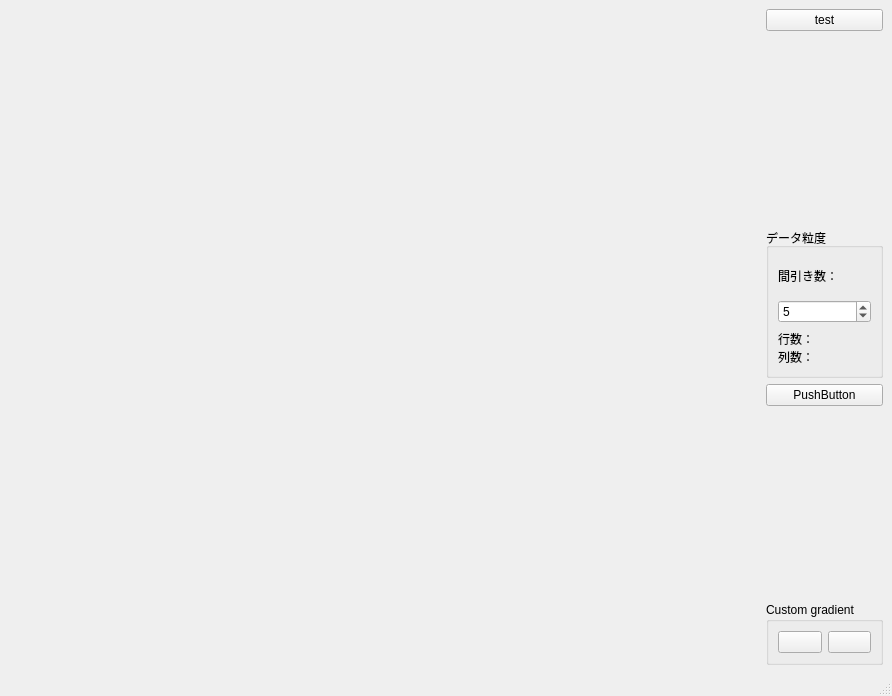
Old version of the form trade_monitor/trade_monitor/gapfill/gapfill_heatmap.ui in the repository takkin-takilog/namake-trader.
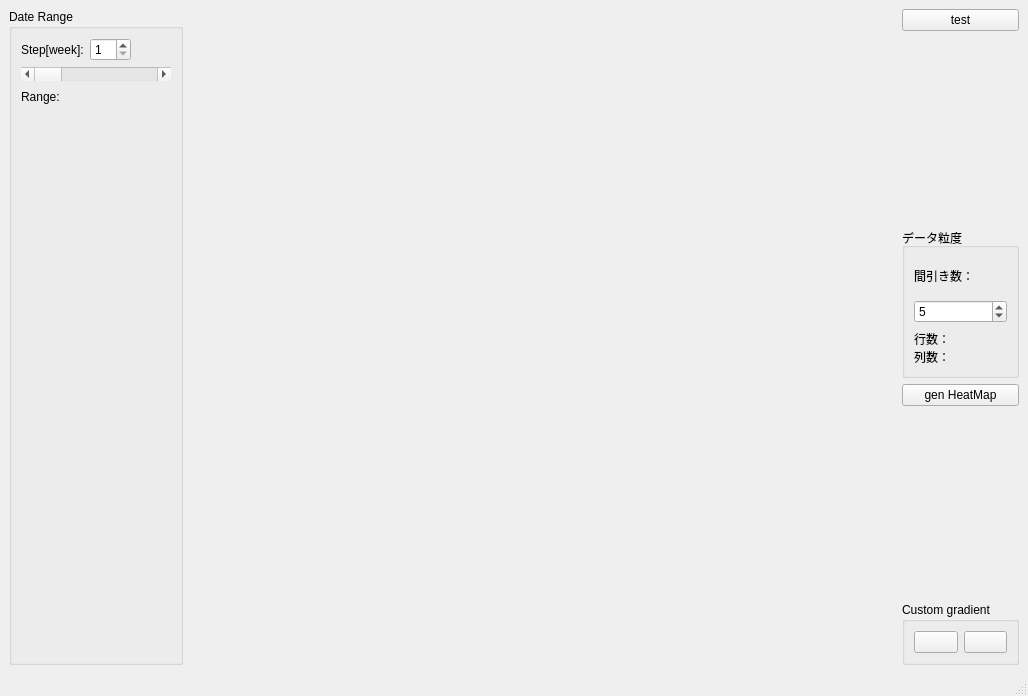
New version of the form.

Diff of the .ui file:
```diff
--- a/trade_monitor/trade_monitor/gapfill/gapfill_heatmap.ui
+++ b/trade_monitor/trade_monitor/gapfill/gapfill_heatmap.ui
@@ -6,7 +6,7 @@
    <rect>
     <x>0</x>
     <y>0</y>
-    <width>892</width>
+    <width>1028</width>
     <height>696</height>
    </rect>
   </property>
@@ -14,7 +14,104 @@
    <string>qmainwindow</string>
   </property>
   <widget class="QWidget" name="centralwidget">
-   <layout class="QHBoxLayout" name="horizontalLayout_3">
+   <layout class="QHBoxLayout" name="horizontalLayout_13">
+    <item>
+     <layout class="QVBoxLayout" name="verticalLayout_8">
+      <item>
+       <widget class="QGroupBox" name="groupBox_3">
+        <property name="sizePolicy">
+         <sizepolicy hsizetype="Fixed" vsizetype="Preferred">
+          <horstretch>0</horstretch>
+          <verstretch>0</verstretch>
+         </sizepolicy>
+        </property>
+        <property name="title">
+         <string>Date Range</string>
+        </property>
+        <layout class="QVBoxLayout" name="verticalLayout_7">
+         <item>
+          <layout class="QHBoxLayout" name="horizontalLayout_11">
+           <item>
+            <widget class="QLabel" name="label_10">
+             <property name="text">
+              <string>Step[week]:</string>
+             </property>
+            </widget>
+           </item>
+           <item>
+            <widget class="QSpinBox" name="spinBox_DateStep">
+             <property name="minimum">
+              <number>1</number>
+             </property>
+            </widget>
+           </item>
+           <item>
+            <spacer name="horizontalSpacer_9">
+             <property name="orientation">
+              <enum>Qt::Horizontal</enum>
+             </property>
+             <property name="sizeHint" stdset="0">
+              <size>
+               <width>40</width>
+               <height>20</height>
+              </size>
+             </property>
+            </spacer>
+           </item>
+          </layout>
+         </item>
+         <item>
+          <widget class="QScrollBar" name="scrollBar_Date">
+           <property name="pageStep">
+            <number>2</number>
+           </property>
+           <property name="orientation">
+            <enum>Qt::Horizontal</enum>
+           </property>
+          </widget>
+         </item>
+         <item>
+          <layout class="QHBoxLayout" name="horizontalLayout_12">
+           <item>
+            <widget class="QLabel" name="label_11">
+             <property name="text">
+              <string>Range:</string>
+             </property>
+            </widget>
+           </item>
+           <item>
+            <spacer name="horizontalSpacer_10">
+             <property name="orientation">
+              <enum>Qt::Horizontal</enum>
+             </property>
+             <property name="sizeHint" stdset="0">
+              <size>
+               <width>40</width>
+               <height>20</height>
+              </size>
+             </property>
+            </spacer>
+           </item>
+          </layout>
+         </item>
+         <item>
+          <spacer name="verticalSpacer_3">
+           <property name="orientation">
+            <enum>Qt::Vertical</enum>
+           </property>
+           <property name="sizeHint" stdset="0">
+            <size>
+             <width>20</width>
+             <height>40</height>
+            </size>
+           </property>
+          </spacer>
+         </item>
+        </layout>
+       </widget>
+      </item>
+     </layout>
+    </item>
     <item>
      <widget class="QWidget" name="widget_HeatMap" native="true">
       <property name="sizePolicy">
@@ -103,7 +200,7 @@
       <item>
        <widget class="QPushButton" name="pushButton">
         <property name="text">
-         <string>PushButton</string>
+         <string>gen HeatMap</string>
         </property>
        </widget>
       </item>
```
Left out of the diff: 4 changed lines with no effect on the pictures.
